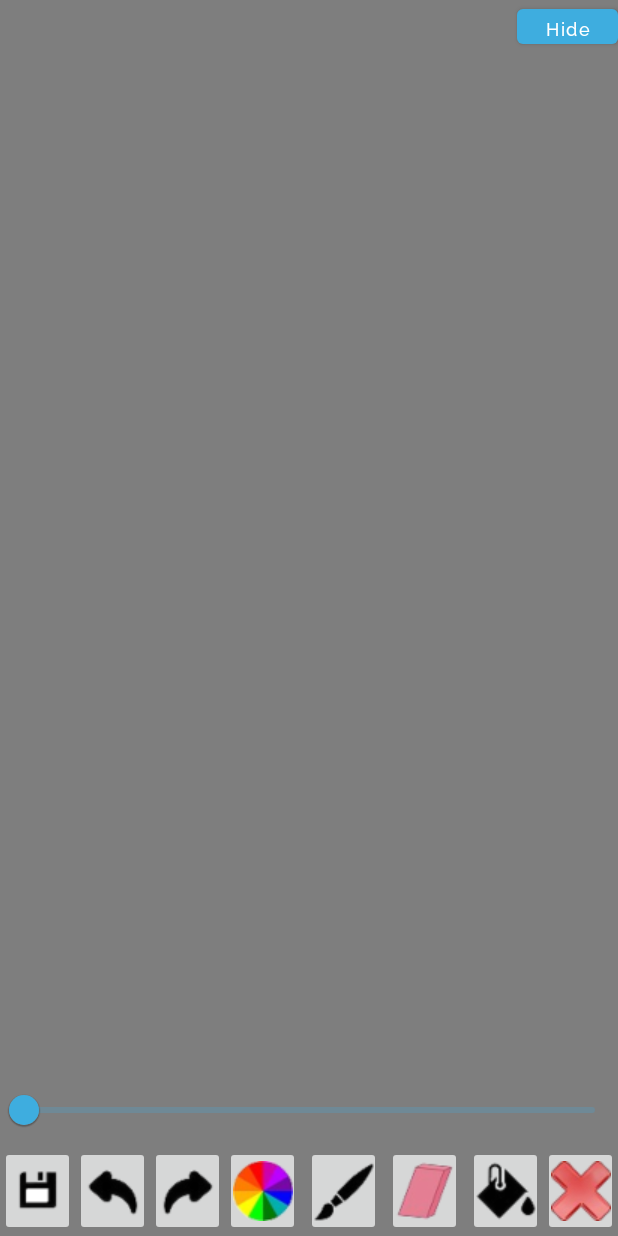
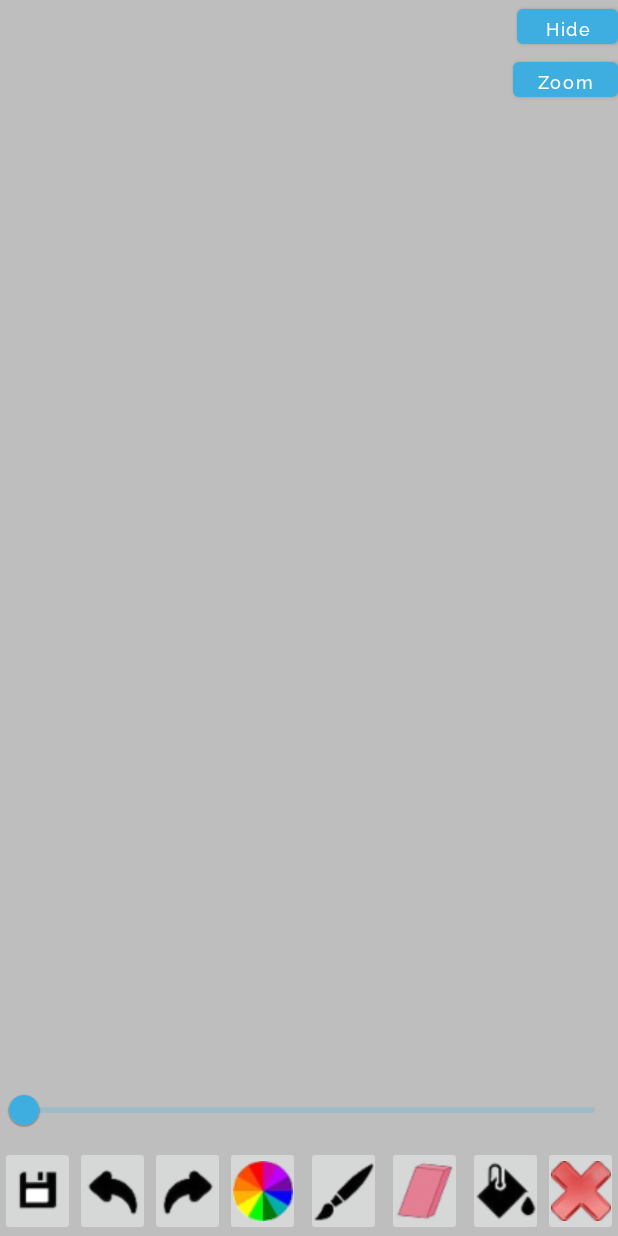
Before and after one commit to danielvnguyen/SketchApp, an Android app: the layout activity_sketch_screen.xml on its own in the app's theme, with its tools: preview values and no code run, on a phone screen of 412 x 824 dp. Run offline under Robolectric (Android 15) with nearby library versions, the phone set to English and light mode, and no system bars; Roboto replaces fonts that are not available here.

Commit message:
update colour picker

```diff
--- a/app/build.gradle
+++ b/app/build.gradle
@@ -29,7 +29,7 @@ android {
 }
 
 dependencies {
-    implementation 'com.github.duanhong169:colorpicker:1.1.6'
+    implementation 'com.jaredrummler:colorpicker:1.1.0'
     implementation 'com.google.code.gson:gson:2.8.7'
     implementation 'com.google.code.gson:gson:2.8.8'
     implementation 'androidx.appcompat:appcompat:1.4.0'
--- a/app/src/main/java/com/example/sketchapp/Model/DrawView.java
+++ b/app/src/main/java/com/example/sketchapp/Model/DrawView.java
@@ -8,8 +8,12 @@ import android.graphics.Color;
 import android.graphics.Paint;
 import android.graphics.Path;
 import android.util.AttributeSet;
+import android.util.DisplayMetrics;
+import android.view.Display;
 import android.view.MotionEvent;
+import android.view.ScaleGestureDetector;
 import android.view.View;
+import android.view.WindowManager;
 import java.util.ArrayList;
 
 /**
@@ -36,6 +40,16 @@ public class DrawView extends View {
     private final Paint mBitmapPaint = new Paint(Paint.DITHER_FLAG);
     private int backgroundColour;
     private boolean isEraser = false;
+    private boolean isZoom = false;
+
+    private float scaleFactor = 1f;
+    private final ScaleGestureDetector detector;
+    private float startX = 0f;
+    private float startY = 0f;
+    private float translateX;
+    private float translateY;
+    private float previousTranslateX;
+    private float previousTranslateY;
 
     public DrawView(Context context) {
         this(context, null);
@@ -43,6 +57,24 @@ public class DrawView extends View {
 
     public DrawView(Context context, AttributeSet attributes) {
         super(context, attributes);
+
+        WindowManager wm = (WindowManager) context.getSystemService(Context.WINDOW_SERVICE);
+        Display display = wm.getDefaultDisplay();
+        DisplayMetrics metrics = new DisplayMetrics();
+        display.getMetrics(metrics);
+
+        float displayWidth = metrics.widthPixels;
+        float displayHeight = metrics.heightPixels;
+
+        translateX = displayWidth /4;
+        translateY = displayHeight /4;
+        previousTranslateX = displayWidth /4;
+        previousTranslateY = displayHeight /4;
+
+        detector = new ScaleGestureDetector(context, new ScaleListener());
+
+        setFocusable(true);
+        setFocusableInTouchMode(true);
 
         mPaint = new Paint();
         mPaint.setAntiAlias(true);
@@ -55,6 +87,19 @@ public class DrawView extends View {
         backgroundColour = Color.WHITE;
     }
 
+    class ScaleListener extends ScaleGestureDetector.SimpleOnScaleGestureListener {
+        @Override
+        public boolean onScale(ScaleGestureDetector detector) {
+            scaleFactor *= detector.getScaleFactor();
+            float MAX_ZOOM = 5.0f;
+            float MIN_ZOOM = 0.1f;
+            scaleFactor = Math.max(MIN_ZOOM, Math.min(scaleFactor, MAX_ZOOM));
+
+            invalidate();
+            return true;
+        }
+    }
+
     public void setUpCanvas(int height, int width) {
         mBitmap = Bitmap.createBitmap(width, height, Bitmap.Config.ARGB_8888);
         mCanvas = new Canvas(mBitmap);
@@ -64,10 +109,14 @@ public class DrawView extends View {
 
     @Override
     protected void onDraw(Canvas canvas) {
+        super.onDraw(canvas);
+
         canvas.save();
+        canvas.translate((translateX) / scaleFactor, (translateY) / scaleFactor);
+        canvas.scale(scaleFactor, scaleFactor, 0, 0);
+        canvas.drawBitmap(mBitmap, 0, 0, mBitmapPaint);
 
         mCanvas.drawColor(backgroundColour);
-
         for (Stroke currentPath: paths) {
             if (currentPath.isErasePath) {
                 mPaint.setColor(backgroundColour);
@@ -79,7 +128,6 @@ public class DrawView extends View {
             mCanvas.drawPath(currentPath.path, mPaint);
         }
 
-        canvas.drawBitmap(mBitmap, 0, 0, mBitmapPaint);
         canvas.restore();
     }
 
@@ -96,6 +144,7 @@ public class DrawView extends View {
             mPaint.setStrokeWidth(currentPath.strokeWidth);
             mCanvas.drawPath(currentPath.path, mPaint);
         }
+        invalidate();
     }
 
     private void touchStart(float x, float y) {
@@ -135,17 +184,37 @@ public class DrawView extends View {
     @SuppressLint("ClickableViewAccessibility")
     @Override
     public boolean onTouchEvent(MotionEvent event) {
+        detector.onTouchEvent(event);
+
         float x = event.getX();
         float y = event.getY();
 
         if (event.getAction() == MotionEvent.ACTION_DOWN) {
-            touchStart(x, y);
+            if (isZoom) {
+                startX = x - previousTranslateX;
+                startY = y - previousTranslateY;
+            }
+            else {
+                touchStart(x, y);
+            }
         }
         else if (event.getAction() == MotionEvent.ACTION_MOVE) {
-            touchMove(x, y);
+            if (isZoom) {
+                translateX = event.getX() - startX;
+                translateY = event.getY() - startY;
+            }
+            else {
+                touchMove(x, y);
+            }
         }
         else if (event.getAction() == MotionEvent.ACTION_UP) {
-            touchUp();
+            if (isZoom) {
+                previousTranslateX = translateX;
+                previousTranslateY = translateY;
+            }
+            else {
+                touchUp();
+            }
         }
 
         invalidate();
@@ -191,4 +260,12 @@ public class DrawView extends View {
     public void setEraser(boolean eraser) {
         isEraser = eraser;
     }
+
+    public void setZoom(boolean zoom) {
+        isZoom = zoom;
+    }
+
+    public boolean isZoom() {
+        return isZoom;
+    }
 }
--- a/app/src/main/res/layout/activity_sketch_screen.xml
+++ b/app/src/main/res/layout/activity_sketch_screen.xml
@@ -125,4 +125,16 @@
         app:layout_constraintTop_toTopOf="parent"
         tools:ignore="TextContrastCheck" />
 
+    <Button
+        android:id="@+id/zoom_btn"
+        android:layout_width="70dp"
+        android:layout_height="35dp"
+        android:fontFamily="@font/raleway_medium"
+        android:text="@string/zoom"
+        android:textAllCaps="false"
+        android:textSize="12sp"
+        app:layout_constraintEnd_toEndOf="parent"
+        app:layout_constraintTop_toBottomOf="@+id/hide_btn"
+        tools:ignore="TextContrastCheck,TouchTargetSizeCheck" />
+
 </androidx.constraintlayout.widget.ConstraintLayout>
--- a/app/src/main/res/values/colors.xml
+++ b/app/src/main/res/values/colors.xml
@@ -9,5 +9,5 @@
     <color name="white">#FFFFFFFF</color>
     <color name="dark_gray">#464646</color>
     <color name="blue">#3EADDF</color>
-    <color name="light_gray">#7E7E7E</color>
+    <color name="light_gray">#BEBEBE</color>
 </resources>
--- a/app/src/main/res/values/strings.xml
+++ b/app/src/main/res/values/strings.xml
@@ -21,7 +21,7 @@
     <string name="about_sketchapp">About SketchApp</string>
     <string name="about_me">About Me</string>
     <string name="resource_links">https://www.iconfinder.com/icons/6609330/brush_cartoon_paint_paintbrush_stain_stationery_stroke_icon <br/><br/>
-        https://github.com/duanhong169/ColorPicker
+        https://github.com/jaredrummler/ColorPicker
     </string>
     <string name="resources">Resources</string>
     <string name="about_me_txt">I am a current student at Simon Fraser University studying for my BSc in Computing Science. <br/>
@@ -35,4 +35,6 @@
     <string name="hide">Hide</string>
     <string name="show">Show</string>
     <string name="choose_width_height">Set Canvas Width/Height: \n<br/>(Or Leave Them Blank)</string>
+    <string name="zoom">Zoom</string>
+    <string name="done">Done</string>
 </resources>
```
Also changed, not shown: app/src/main/AndroidManifest.xml (+8 -4 lines), app/src/main/java/com/example/sketchapp/UI/SketchScreen.java (+67 -44 lines), app/src/main/res/layout/activity_main_menu.xml (+10 -10 lines).
